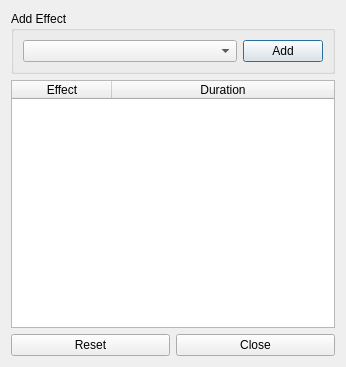
wchamilton/CEManeuverLog, file turn_logger/StatusViewerDlg.ui: the form before one commit.
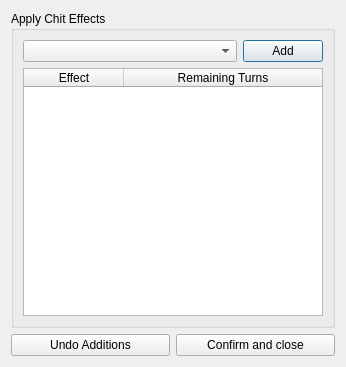
The form after the commit. Icons and pictures are not drawn.

Commit message: Did some more work with the chit effects. Got some stuff there working but will be doing a couple things. First the log tree is going bye bye. Instead that space will be filled by the application of chit effects. there will need to be a new button to bring up a viewer for the log which will comprise of a listview for selecting the turn to look at as well as a custom widget inside a stacked widget so that more details can be presented. Another option there is a tab widget; will do some brainstorming.

What changed in the file:
```diff
--- a/turn_logger/StatusViewerDlg.ui
+++ b/turn_logger/StatusViewerDlg.ui
@@ -13,17 +13,17 @@
   <property name="windowTitle">
    <string>Status Effects Viewer</string>
   </property>
-  <layout class="QGridLayout" name="gridLayout">
+  <layout class="QGridLayout" name="gridLayout_2">
    <item row="0" column="0" colspan="2">
     <widget class="QGroupBox" name="groupBox">
      <property name="title">
-      <string>Add Effect</string>
+      <string>Apply Chit Effects</string>
      </property>
-     <layout class="QHBoxLayout" name="horizontalLayout" stretch="1,0">
-      <item>
+     <layout class="QGridLayout" name="gridLayout" columnstretch="1,0">
+      <item row="0" column="0">
        <widget class="QComboBox" name="effect_selection_cmb"/>
       </item>
-      <item>
+      <item row="0" column="1">
        <widget class="QPushButton" name="add_effect_btn">
         <property name="text">
          <string>Add</string>
@@ -33,9 +33,6 @@
         </property>
        </widget>
       </item>
-     </layout>
-    </widget>
-   </item>
    <item row="1" column="0" colspan="2">
     <widget class="QTableWidget" name="effects_table">
      <property name="editTriggers">
@@ -72,22 +69,25 @@
      </column>
      <column>
       <property name="text">
-       <string>Duration</string>
+          <string>Remaining Turns</string>
       </property>
      </column>
     </widget>
    </item>
-   <item row="2" column="0">
+     </layout>
+    </widget>
+   </item>
+   <item row="1" column="0">
     <widget class="QPushButton" name="reset_btn">
      <property name="text">
-      <string>Reset</string>
+      <string>Undo Additions</string>
      </property>
     </widget>
    </item>
-   <item row="2" column="1">
+   <item row="1" column="1">
     <widget class="QPushButton" name="pushButton">
      <property name="text">
-      <string>Close</string>
+      <string>Confirm and close</string>
      </property>
     </widget>
    </item>
```
Lines whose indentation alone changed are shown as unchanged. The commit also changes 7 other files.
